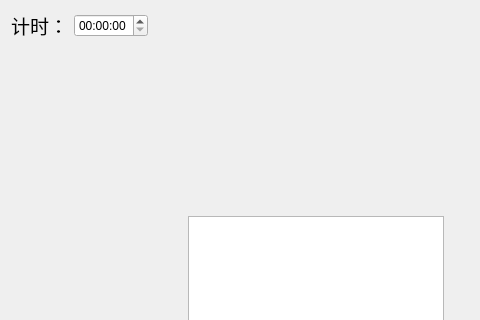
Before: the Qt Designer form MahjongUI.ui in ming-bot/Mahjong, drawn with Qt 5; both pictures show x 0 to 480 and y 0 to 320 of the 888 by 588 pixel window.
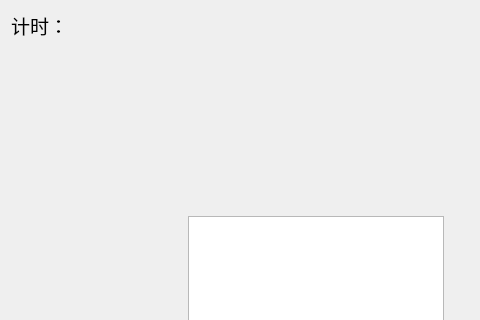
After: the same form once the commit is applied.

Diff of the .ui file:
```diff
--- a/MahjongUI.ui
+++ b/MahjongUI.ui
@@ -35,9 +35,6 @@
              </property>
             </widget>
            </item>
-           <item>
-            <widget class="QTimeEdit" name="timeEdit"/>
-           </item>
           </layout>
          </item>
          <item>
```
